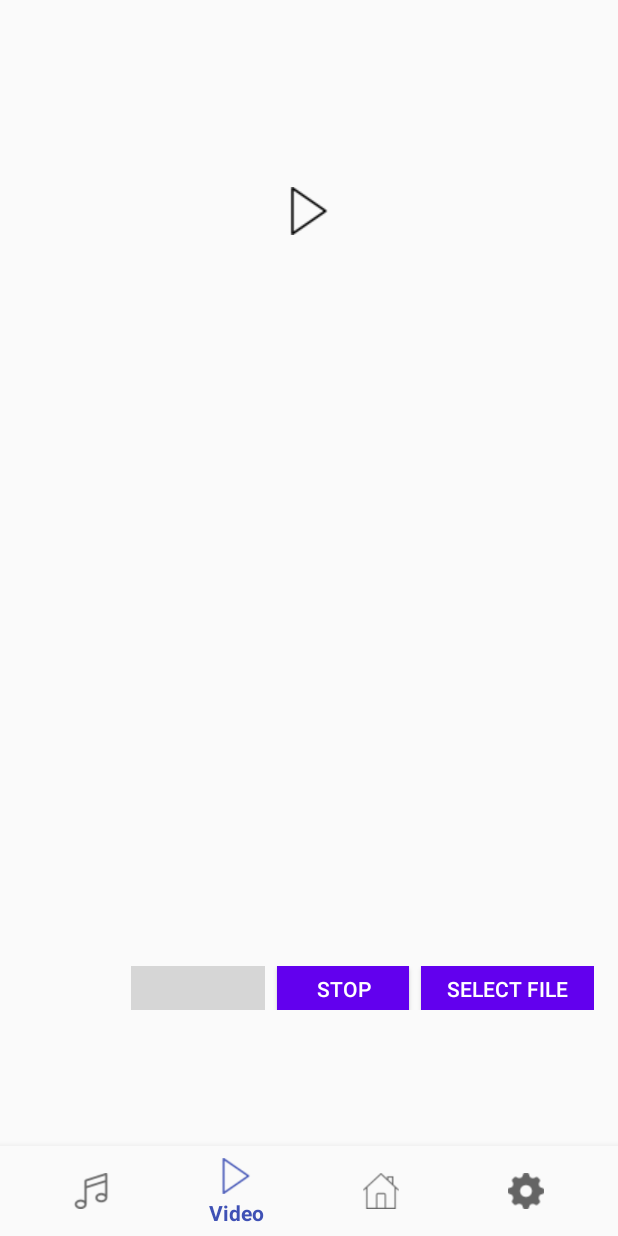
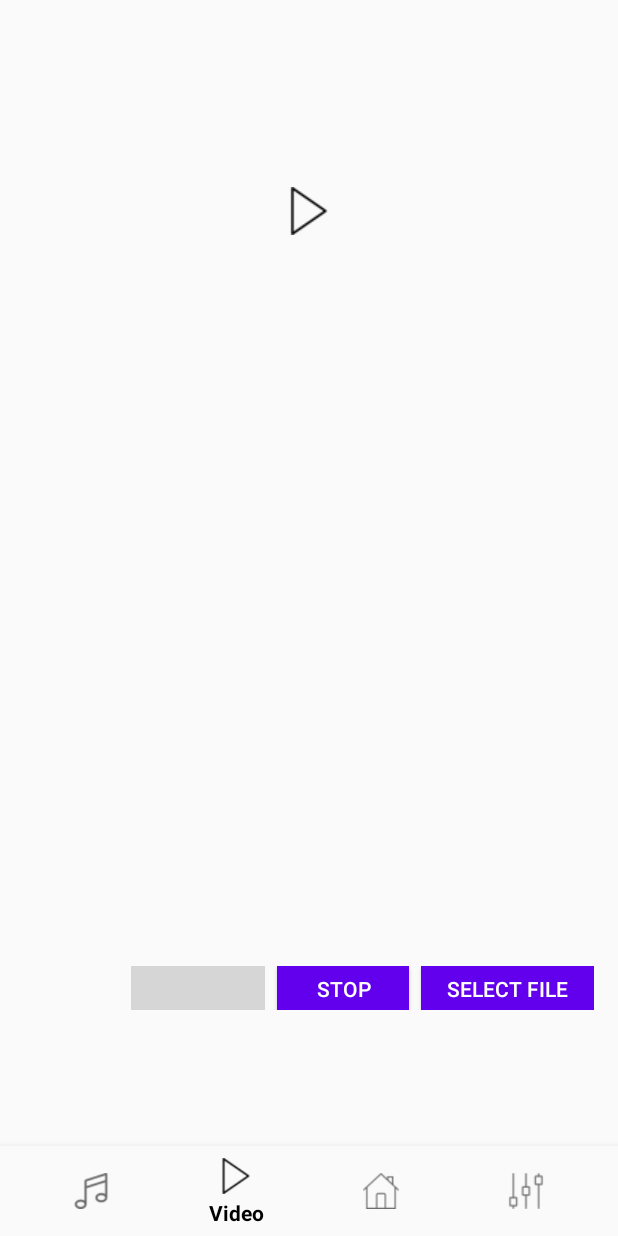
Before and after one commit to kesleyfort/MultimediaCenter, an Android app: the screen it shows after launch (MainActivity), item 2 of the bottom bar chosen, on a phone screen of 412 x 824 dp. Run offline under Robolectric (Android 15) with nearby library versions, the phone set to English and light mode, and no system bars; libraries missing offline, so code that uses them is left out: wseemann.media; 2 statements that could not run were skipped; grey boxes are pictures that could not be loaded.

Commit message:
Changed fonts on project, changed settings icon. Almost everything working. A minor bug on seekbar happening when clicking play/pause button.

```diff
--- a/app/src/main/res/layout/activity_main.xml
+++ b/app/src/main/res/layout/activity_main.xml
@@ -13,16 +13,9 @@
         android:layout_height="match_parent"
         android:visibility="visible">
 
-        <ImageView
-            android:id="@+id/background"
-            android:layout_width="match_parent"
-            android:layout_height="match_parent"
-            android:scaleType="fitXY"
-            app:srcCompat="@android:color/transparent" />
-
         <RelativeLayout
             android:layout_width="match_parent"
-            android:layout_height="480dp"
+            android:layout_height="426dp"
             android:visibility="visible">
 
             <android.support.constraint.ConstraintLayout
@@ -33,24 +26,25 @@
                     android:id="@+id/playlistButton"
                     android:layout_width="30dp"
                     android:layout_height="28dp"
-                    android:layout_marginEnd="16dp"
+                    android:layout_marginEnd="8dp"
+                    android:layout_marginStart="8dp"
                     android:layout_marginTop="12dp"
                     android:background="@android:color/transparent"
                     android:onClick="onPlaylistMusicClicked"
                     android:scaleType="fitXY"
-                    android:tint="@color/design_default_color_primary"
+                    android:tint="@color/colorPrimaryDark"
                     app:layout_constraintBottom_toTopOf="@+id/musicseekBar"
                     app:layout_constraintEnd_toEndOf="parent"
                     app:layout_constraintHorizontal_bias="1.0"
-                    app:layout_constraintStart_toEndOf="@+id/MusicAlbumArt"
+                    app:layout_constraintStart_toStartOf="parent"
                     app:layout_constraintTop_toTopOf="parent"
                     app:layout_constraintVertical_bias="0.0"
                     app:srcCompat="@drawable/playlist" />
 
                 <ImageView
                     android:id="@+id/MusicAlbumArt"
-                    android:layout_width="300dp"
-                    android:layout_height="300dp"
+                    android:layout_width="275dp"
+                    android:layout_height="275dp"
                     android:layout_marginBottom="32dp"
                     android:layout_marginTop="16dp"
                     app:layout_constraintBottom_toTopOf="@+id/musicseekBar"
@@ -64,8 +58,8 @@
 
                 <ListView
                     android:id="@+id/musicPlaylist"
-                    android:layout_width="300dp"
-                    android:layout_height="300dp"
+                    android:layout_width="275dp"
+                    android:layout_height="275dp"
                     android:layout_marginBottom="32dp"
                     android:layout_marginTop="16dp"
                     android:background="@color/white"
@@ -86,6 +80,7 @@
                     android:layout_width="wrap_content"
                     android:layout_height="wrap_content"
                     android:layout_marginTop="8dp"
+                    android:fontFamily="@font/abeezee"
                     android:text="-"
                     android:textAlignment="center"
                     android:textSize="18sp"
@@ -104,7 +99,9 @@
                     android:layout_marginEnd="8dp"
                     android:layout_marginStart="16dp"
                     android:layout_marginTop="210dp"
+                    android:fontFamily="@font/abeezee"
                     android:text="00:00"
+                    android:textStyle="bold"
                     app:layout_constraintBottom_toBottomOf="parent"
                     app:layout_constraintEnd_toStartOf="@+id/musicseekBar"
                     app:layout_constraintHorizontal_bias="0.0"
@@ -120,7 +117,9 @@
                     android:layout_marginEnd="16dp"
                     android:layout_marginStart="8dp"
                     android:layout_marginTop="210dp"
+                    android:fontFamily="@font/abeezee"
                     android:text="00:00"
+                    android:textStyle="bold"
                     app:layout_constraintBottom_toBottomOf="parent"
                     app:layout_constraintEnd_toEndOf="parent"
                     app:layout_constraintHorizontal_bias="1.0"
@@ -136,6 +135,8 @@
                     android:layout_alignParentEnd="true"
                     android:layout_marginEnd="16dp"
                     android:layout_marginStart="16dp"
+                    android:progressTint="@color/colorPrimaryDark"
+                    android:thumbTint="@color/dark_variant"
                     android:visibility="visible"
                     app:layout_constraintBottom_toBottomOf="parent"
                     app:layout_constraintEnd_toEndOf="parent"
@@ -174,7 +175,7 @@
                         android:layout_marginStart="8dp"
                         android:background="@android:color/transparent"
                         android:onClick="onPlayMusicClicked"
-                        android:tint="@color/design_default_color_primary_dark"
+                        android:tint="@color/colorPrimaryDark"
                         android:visibility="visible"
                         app:layout_constraintBottom_toBottomOf="parent"
                         app:layout_constraintEnd_toEndOf="parent"
@@ -185,29 +186,31 @@
 
                     <ImageView
                         android:id="@+id/pauseMusicButton"
-                        android:layout_width="100dp"
-                        android:layout_height="50dp"
+                        android:layout_width="95dp"
+                        android:layout_height="76dp"
+                        android:layout_marginEnd="8dp"
+                        android:layout_marginStart="8dp"
                         android:background="@android:color/transparent"
                         android:onClick="onPauseMusicClicked"
-                        android:tint="@color/design_default_color_primary_dark"
+                        android:tint="@color/colorPrimaryDark"
                         android:visibility="gone"
                         app:layout_constraintBottom_toBottomOf="parent"
-                        app:layout_constraintEnd_toStartOf="@+id/nextmusicButton"
-                        app:layout_constraintStart_toEndOf="@+id/previousMusicButton"
+                        app:layout_constraintEnd_toEndOf="parent"
+                        app:layout_constraintStart_toStartOf="parent"
                         app:layout_constraintTop_toTopOf="parent"
-                        app:layout_constraintVertical_bias="0.768"
+                        app:layout_constraintVertical_bias="0.797"
                         app:srcCompat="@drawable/exo_controls_pause" />
 
                     <ImageView
                         android:id="@+id/nextmusicButton"
                         android:layout_width="50dp"
                         android:layout_height="35dp"
-                        android:layout_marginStart="12dp"
+                        android:layout_marginStart="95dp"
                         android:background="@android:color/transparent"
                         android:onClick="onNextMusicClicked"
-                        android:tint="@color/design_default_color_primary_dark"
+                        android:tint="@color/colorPrimaryDark"
                         app:layout_constraintBottom_toBottomOf="parent"
-                        app:layout_constraintStart_toEndOf="@+id/playMusicButton"
+                        app:layout_constraintStart_toEndOf="@+id/previousMusicButton"
                         app:layout_constraintTop_toTopOf="parent"
                         app:layout_constraintVertical_bias="0.779"
                         app:srcCompat="@drawable/exo_controls_next" />
@@ -216,12 +219,12 @@
                         android:id="@+id/previousMusicButton"
                         android:layout_width="50dp"
                         android:layout_height="35dp"
-                        android:layout_marginEnd="12dp"
+                        android:layout_marginStart="83dp"
                         android:background="@android:color/transparent"
                         android:onClick="onPreviousMusicClicked"
-                        android:tint="@color/design_default_color_primary_dark"
+                        android:tint="@color/colorPrimaryDark"
                         app:layout_constraintBottom_toBottomOf="parent"
-                        app:layout_constraintEnd_toStartOf="@+id/playMusicButton"
+                        app:layout_constraintStart_toStartOf="parent"
                         app:layout_constraintTop_toTopOf="parent"
                         app:layout_constraintVertical_bias="0.779"
                         app:srcCompat="@drawable/exo_controls_previous" />
@@ -230,15 +233,12 @@
                         android:id="@+id/shuffleMusicButton"
                         android:layout_width="64dp"
                         android:layout_height="35dp"
-                        android:layout_marginEnd="8dp"
-                        android:layout_marginStart="8dp"
+                        android:layout_marginEnd="16dp"
                         android:background="@android:color/transparent"
                         android:onClick="onShuffleMusicClicked"
-                        android:tint="@color/design_default_color_primary_dark"
+                        android:tint="@color/colorPrimaryDark"
                         app:layout_constraintBottom_toBottomOf="parent"
                         app:layout_constraintEnd_toEndOf="parent"
-                        app:layout_constraintHorizontal_bias="0.96"
-                        app:layout_constraintStart_toEndOf="@+id/repeatButton"
                         app:layout_constraintTop_toTopOf="parent"
                         app:layout_constraintVertical_bias="0.779"
                         app:srcCompat="@drawable/exo_controls_shuffle" />
@@ -250,7 +250,7 @@
                         android:layout_marginStart="16dp"
                         android:background="@android:color/transparent"
                         android:onClick="onRepeatMusicClicked"
-                        android:tint="@color/design_default_color_primary_dark"
+                        android:tint="@color/colorPrimaryDark"
                         app:layout_constraintBottom_toBottomOf="parent"
                         app:layout_constraintStart_toStartOf="parent"
                         app:layout_constraintTop_toTopOf="parent"
@@ -266,7 +266,7 @@
                         android:background="@android:color/transparent"
                         android:onClick="onMusicFileChooserClicked"
                         android:text="..."
-                        android:textColor="@color/colorPrimary"
+                        android:textColor="@color/colorPrimaryDark"
                         android:textSize="18sp"
                         android:textStyle="bold"
                         app:layout_constraintBottom_toBottomOf="parent"
@@ -285,7 +285,7 @@
                         android:background="@android:color/transparent"
                         android:onClick="onStopMusicClicked"
                         android:text="Stop"
-                        android:textColor="@color/design_default_color_primary_dark"
+                        android:textColor="@color/colorPrimaryDark"
                         app:layout_constraintBottom_toBottomOf="parent"
                         app:layout_constraintEnd_toStartOf="@+id/musicSelectFile"
                         app:layout_constraintHorizontal_bias="0.0"
--- a/app/src/main/res/values/colors.xml
+++ b/app/src/main/res/values/colors.xml
@@ -1,9 +1,10 @@
 <?xml version="1.0" encoding="utf-8"?>
 <resources>
-    <color name="colorPrimary">#3F51B5</color>
-    <color name="colorPrimaryDark">#303F9F</color>
+    <color name="colorPrimary">#000000</color>
+    <color name="colorPrimaryDark">#000000</color>
     <color name="colorAccent">#ff4081</color>
     <color name="white">#FFFFFF</color>
     <color name="black_overlay">#66000000</color>
     <color name="dark_variant">#d4d4d4</color>
+
 </resources>
```
Also changed, not shown: app/src/main/java/kalves/multimediacenter/MainActivity.kt (+56 -106 lines), app/src/main/java/kalves/multimediacenter/Playback.kt (+81 -37 lines), app/src/main/res/drawable/settings.png, app/src/main/res/font/abeezee.ttf (added).
